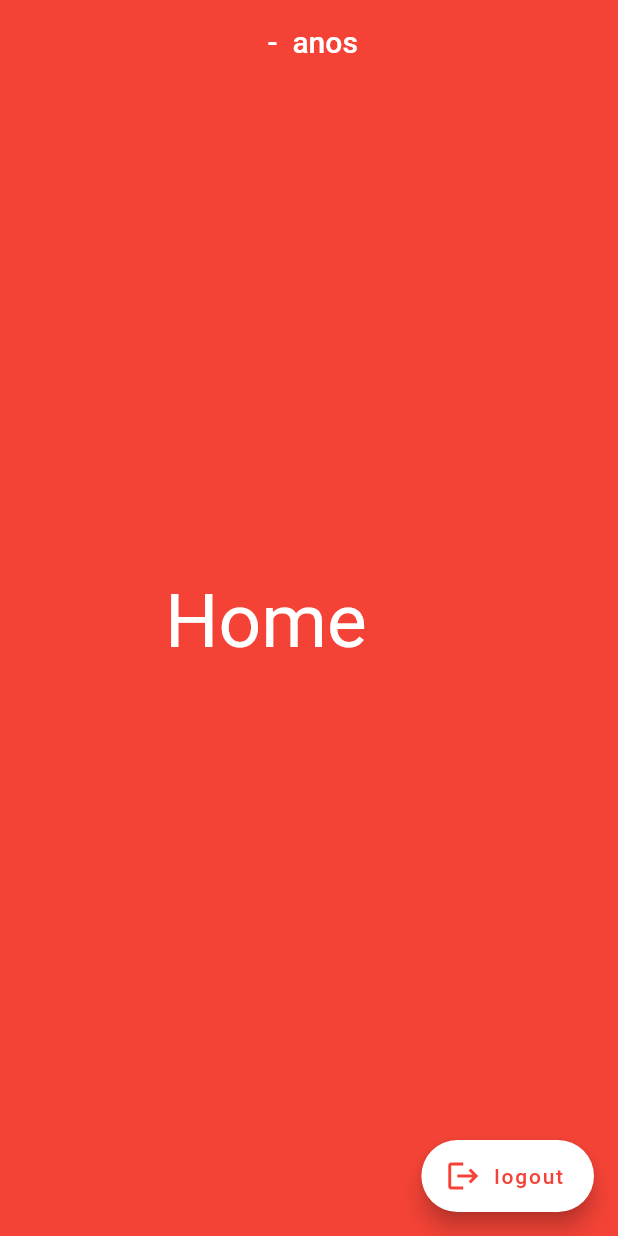
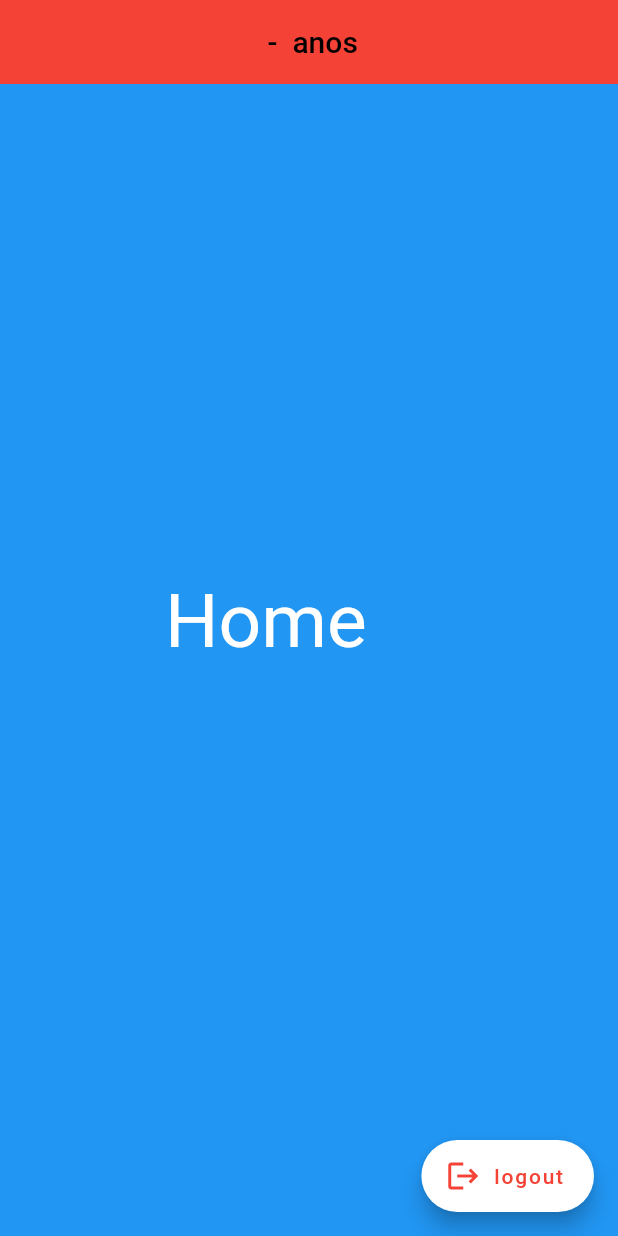
Before and after one commit to N0tFake/Firebase-teste, a Flutter app: the Home screen opened directly, on a phone screen of 412 x 824 dp. Run offline on Flutter 3.47's test engine with Material 2 defaults, Android fonts, the phone set to English and light mode, and no system bars; our stand-ins replace cloud_firestore, firebase_auth, firebase_core; accounts and stored records are empty.

Commit message:
testando o flow

```diff
--- a/lib/main.dart
+++ b/lib/main.dart
@@ -16,7 +16,7 @@ class MyApp extends StatelessWidget {
     return MaterialApp(
       title: "Teste Firebase",
       theme: ThemeData(
-        primarySwatch: Colors.teal
+        primarySwatch: Colors.amber
       ),
       home: LoginPage(),
     );
--- a/lib/ui/home.dart
+++ b/lib/ui/home.dart
@@ -64,7 +64,7 @@ class _HomeState extends State<Home> {
         backgroundColor: Colors.red,
       ),
 
-      backgroundColor: Colors.red,
+      backgroundColor: Colors.blue,
 
       body: Row(
         children: [
```
Also changed, not shown: pubspec.lock.
